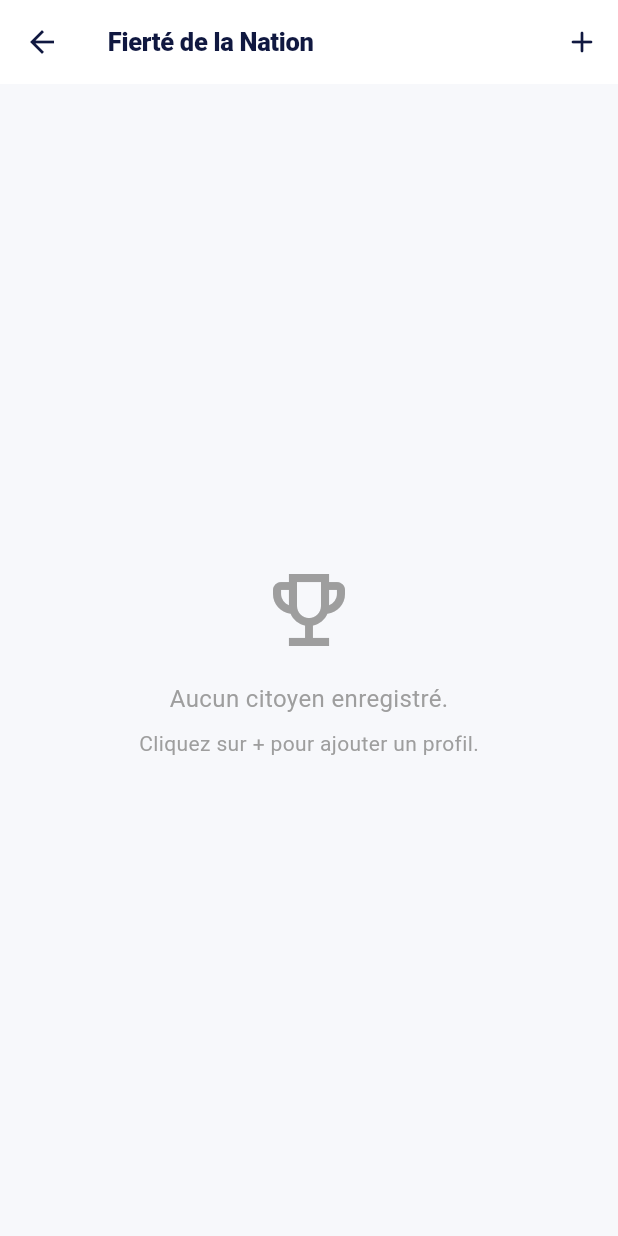
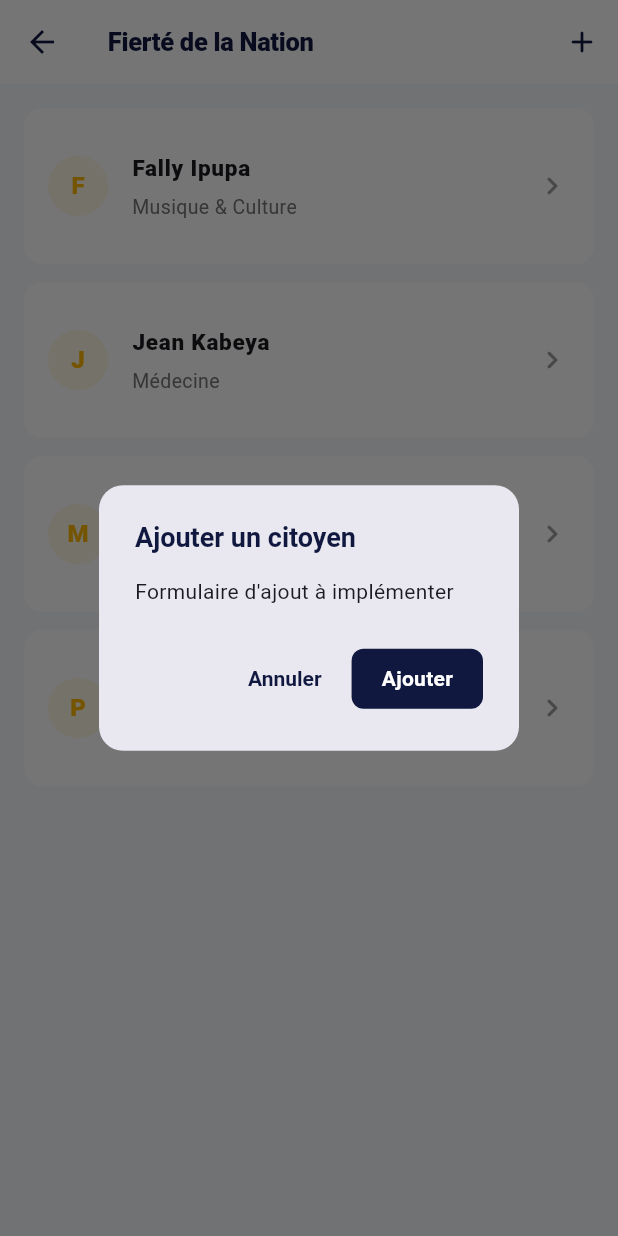
Before and after one commit to depot-data-thix-central/Admin_thix, a Flutter app: the AdminCitizensPage screen opened directly, after a tap on the "add" icon, on a phone screen of 412 x 824 dp. Run offline on Flutter 3.47's test engine with Material 3 defaults, Android fonts, the phone set to English and light mode, and no system bars; our stand-ins replace cached_network_image, file_picker, flutter_riverpod, go_router, supabase_flutter; accounts and stored records are empty.

Commit message:
Update admin_citizens_page.dart

```diff
--- a/lib/features/mon_pays/pages/admin_citizens_page.dart
+++ b/lib/features/mon_pays/pages/admin_citizens_page.dart
@@ -2,17 +2,21 @@
 
 import 'package:flutter/material.dart';
 import 'package:flutter_riverpod/flutter_riverpod.dart';
-import 'package:go_router/go_router.dart';
 
 import '../../../core/app_colors.dart';
-import '../providers/citizens_provider.dart'; // ✅ Décommenté et corrigé
 
 class AdminCitizensPage extends ConsumerWidget {
   const AdminCitizensPage({super.key});
 
   @override
   Widget build(BuildContext context, WidgetRef ref) {
-    final citizensAsync = ref.watch(citizensProvider); // ✅ Utilise le vrai provider
+    // Liste temporaire pour tester l'interface
+    final citizens = <Map<String, dynamic>>[
+      {'fullName': 'Fally Ipupa', 'domain': 'Musique & Culture'},
+      {'fullName': 'Jean Kabeya', 'domain': 'Médecine'},
+      {'fullName': 'Marie Tshibangu', 'domain': 'Éducation'},
+      {'fullName': 'Pierre Mbuyi', 'domain': 'Technologie'},
+    ];
 
     return Scaffold(
       backgroundColor: const Color(0xFFF7F8FB),
@@ -26,53 +30,36 @@ class AdminCitizensPage extends ConsumerWidget {
           style: TextStyle(fontWeight: FontWeight.w900, fontSize: 17),
         ),
         actions: [
+          // ✅ Bouton + maintenant cliquable
           IconButton(
             icon: const Icon(Icons.add_rounded),
-            onPressed: () => context.push('/mon-pays/citizens/form'),
+            onPressed: () {
+              _showAddCitizenDialog(context);
+            },
             tooltip: 'Ajouter un citoyen',
           ),
         ],
       ),
-      body: citizensAsync.when(
-        loading: () => const Center(child: CircularProgressIndicator()),
-        error: (e, _) => Center(
+      body: citizens.isEmpty
+          ? Center(
               child: Column(
                 mainAxisAlignment: MainAxisAlignment.center,
                 children: [
-              const Icon(Icons.error_outline, color: AppColors.danger, size: 48),
+                  Icon(Icons.emoji_events_outlined, size: 64, color: Colors.grey.shade300),
                   const SizedBox(height: 16),
-              Text('Erreur: $e', style: const TextStyle(color: AppColors.danger)),
-              const SizedBox(height: 16),
-              ElevatedButton.icon(
-                onPressed: () => ref.invalidate(citizensProvider),
-                icon: const Icon(Icons.refresh_rounded),
-                label: const Text('Réessayer'),
-              ),
-            ],
-          ),
-        ),
-        data: (citizens) {
-          if (citizens.isEmpty) {
-            return const Center(
-              child: Column(
-                mainAxisAlignment: MainAxisAlignment.center,
-                children: [
-                  Icon(Icons.emoji_events_outlined, size: 64, color: Colors.grey),
-                  SizedBox(height: 16),
-                  Text(
+                  const Text(
                     'Aucun citoyen enregistré.',
                     style: TextStyle(color: Colors.grey, fontSize: 16),
                   ),
-                  SizedBox(height: 8),
-                  Text(
+                  const SizedBox(height: 8),
+                  const Text(
                     'Cliquez sur + pour ajouter un profil.',
                     style: TextStyle(color: Colors.grey, fontSize: 14),
                   ),
                 ],
               ),
-            );
-          }
-          return ListView.builder(
+            )
+          : ListView.builder(
               padding: const EdgeInsets.all(16),
               itemCount: citizens.length,
               itemBuilder: (context, index) {
@@ -81,28 +68,84 @@ class AdminCitizensPage extends ConsumerWidget {
                   margin: const EdgeInsets.only(bottom: 12),
                   shape: RoundedRectangleBorder(borderRadius: BorderRadius.circular(12)),
                   elevation: 0,
+                  child: InkWell(
+                    // ✅ Rend toute la carte cliquable
+                    onTap: () {
+                      _showEditCitizenDialog(context, c);
+                    },
+                    borderRadius: BorderRadius.circular(12),
                     child: ListTile(
                       contentPadding: const EdgeInsets.all(16),
                       leading: CircleAvatar(
                         backgroundColor: AppColors.gold.withOpacity(0.1),
                         child: Text(
-                      (c.fullName ?? 'C').substring(0, 1).toUpperCase(),
+                          (c['fullName'] ?? 'C').substring(0, 1).toUpperCase(),
                           style: const TextStyle(fontWeight: FontWeight.w900, color: AppColors.gold, fontSize: 16),
                         ),
                       ),
-                  title: Text(c.fullName ?? 'Nom inconnu', style: const TextStyle(fontWeight: FontWeight.w800, fontSize: 15)),
+                      title: Text(c['fullName'] ?? 'Nom inconnu', style: const TextStyle(fontWeight: FontWeight.w800, fontSize: 15)),
                       subtitle: Padding(
                         padding: const EdgeInsets.only(top: 4),
-                    child: Text(c.domain ?? 'Domaine non spécifié', style: TextStyle(color: Colors.grey.shade600, fontSize: 13)),
+                        child: Text(c['domain'] ?? 'Domaine non spécifié', style: TextStyle(color: Colors.grey.shade600, fontSize: 13)),
                       ),
                       trailing: const Icon(Icons.chevron_right_rounded, color: Colors.grey),
-                  onTap: () => context.push('/mon-pays/citizens/form', extra: c),
                     ),
-              );
-            },
+                  ),
                 );
               },
             ),
     );
   }
+
+  // ✅ Dialogue pour ajouter un citoyen
+  void _showAddCitizenDialog(BuildContext context) {
+    showDialog(
+      context: context,
+      builder: (dialogContext) => AlertDialog(
+        title: const Text('Ajouter un citoyen'),
+        content: const Text('Formulaire d\'ajout à implémenter'),
+        actions: [
+          TextButton(
+            onPressed: () => Navigator.pop(dialogContext),
+            child: const Text('Annuler'),
+          ),
+          ElevatedButton(
+            onPressed: () {
+              Navigator.pop(dialogContext);
+              ScaffoldMessenger.of(context).showSnackBar(
+                const SnackBar(content: Text('Citoyen ajouté avec succès')),
+              );
+            },
+            child: const Text('Ajouter'),
+          ),
+        ],
+      ),
+    );
   }
+
+  // ✅ Dialogue pour éditer un citoyen
+  void _showEditCitizenDialog(BuildContext context, Map<String, dynamic> citizen) {
+    showDialog(
+      context: context,
+      builder: (dialogContext) => AlertDialog(
+        title: const Text('Modifier le citoyen'),
+        content: Text('Édition de ${citizen['fullName']}'),
+        actions: [
+          TextButton(
+            onPressed: () => Navigator.pop(dialogContext),
+            child: const Text('Annuler'),
+          ),
+          ElevatedButton(
+            onPressed: () {
+              Navigator.pop(dialogContext);
+              ScaffoldMessenger.of(context).showSnackBar(
+                SnackBar(content: Text('${citizen['fullName']} modifié avec succès')),
+              );
+            },
+            child: const Text('Enregistrer'),
+          ),
+        ],
+      ),
+    );
+  }
+}
```
Lines whose indentation alone changed are shown as unchanged.
